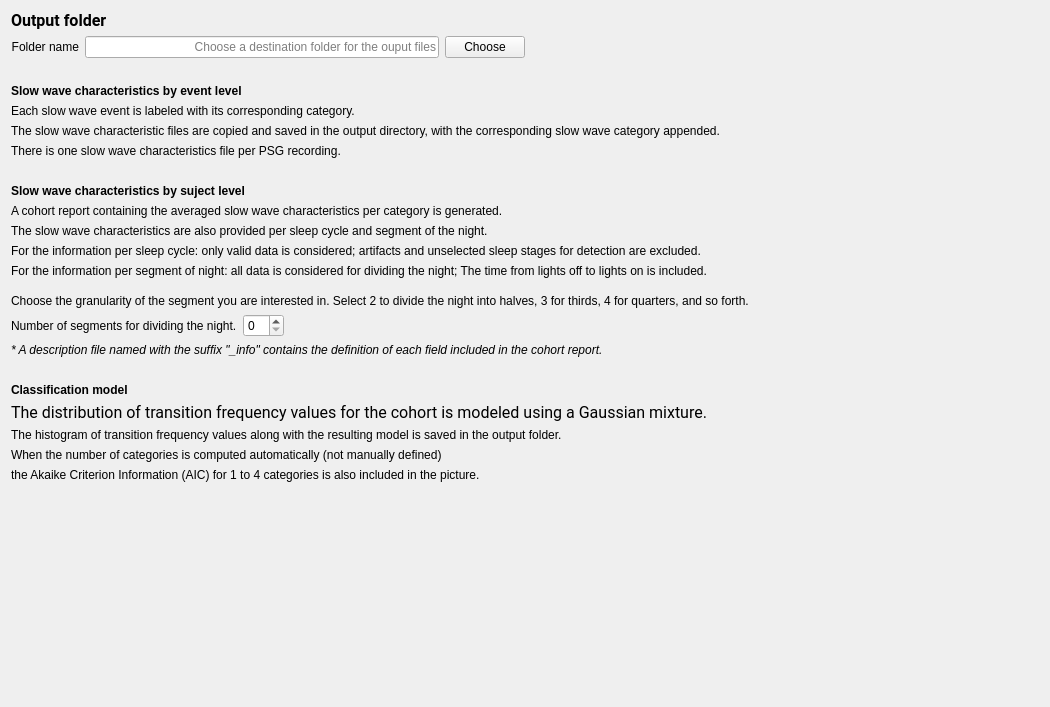
The window that tools/CEAMSTools/SlowWaveClassification/SSWCOutputFiles/Ui_SSWCOutputFiles.ui (SnoozToolbox/snooz-package-ceams) describes before a commit, drawn with Qt 5.
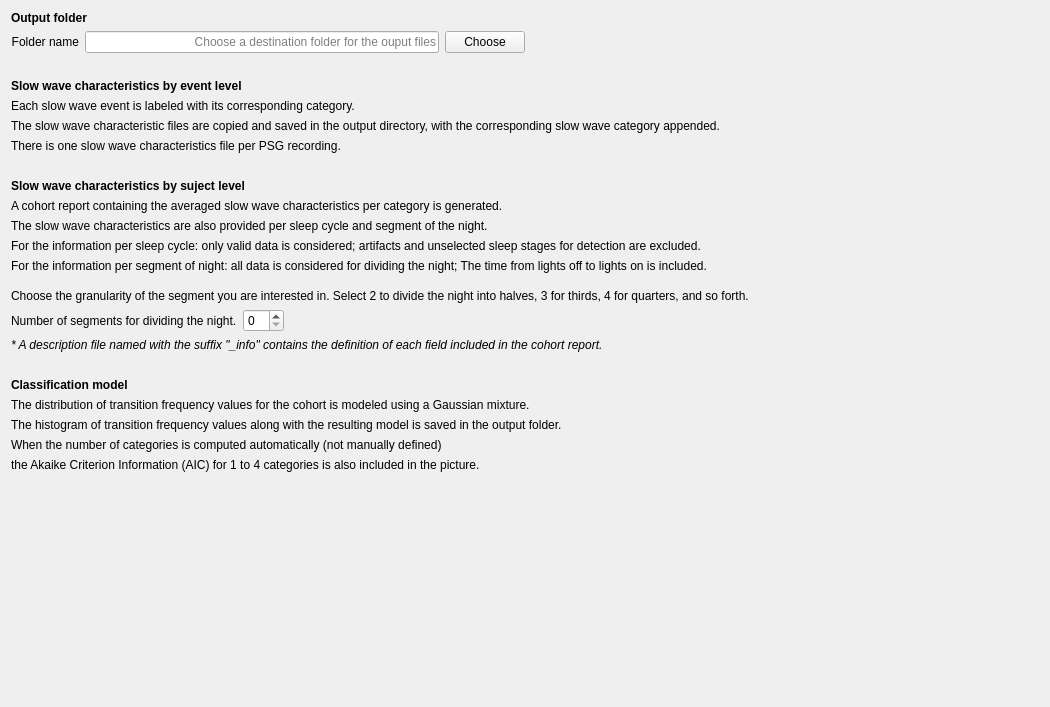
The same window after the commit.

Commit message: Font step 4: forms without fonts of their own, look kept

```diff
--- a/tools/CEAMSTools/SlowWaveClassification/SSWCOutputFiles/Ui_SSWCOutputFiles.ui
+++ b/tools/CEAMSTools/SlowWaveClassification/SSWCOutputFiles/Ui_SSWCOutputFiles.ui
@@ -13,9 +13,6 @@
   <property name="windowTitle">
    <string>Form</string>
   </property>
-  <property name="styleSheet">
-   <string>font: 12pt &quot;Roboto&quot;;</string>
-  </property>
   <property name="inputMethodHints">
    <set>Qt::ImhNone</set>
   </property>
@@ -24,8 +21,6 @@
     <widget class="QLabel" name="label_10">
      <property name="font">
       <font>
-       <family>Roboto</family>
-       <pointsize>12</pointsize>
        <weight>50</weight>
        <italic>false</italic>
        <bold>false</bold>
@@ -278,8 +273,6 @@
     <widget class="QLabel" name="label_title">
      <property name="font">
       <font>
-       <family>Roboto</family>
-       <pointsize>12</pointsize>
        <weight>50</weight>
        <italic>false</italic>
        <bold>false</bold>
```
The commit also changes 427 other files.
